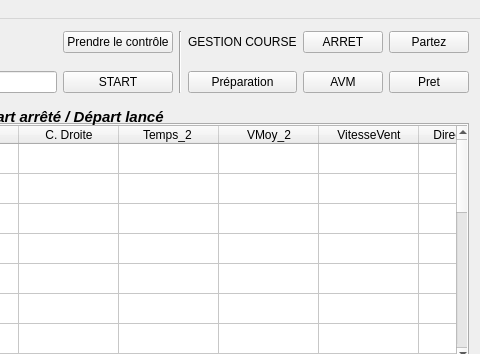
Above: cguisession.ui from PhASnBenoit/appPMV before the change; both pictures show x 312 to 792 and y 0 to 354 of the 792 by 459 pixel window. Below: the same form after it.
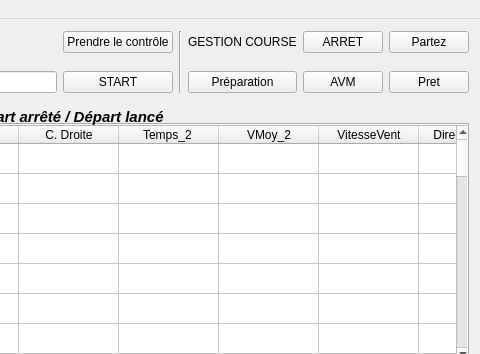
That is the form after the change. The open tabs and pages were chosen to show the change. Icons and pictures are not drawn.

The edit to the form file:
```diff
--- a/cguisession.ui
+++ b/cguisession.ui
@@ -681,6 +681,106 @@
         <string>20</string>
        </property>
       </row>
+      <row>
+       <property name="text">
+        <string>21</string>
+       </property>
+      </row>
+      <row>
+       <property name="text">
+        <string>22</string>
+       </property>
+      </row>
+      <row>
+       <property name="text">
+        <string>23</string>
+       </property>
+      </row>
+      <row>
+       <property name="text">
+        <string>24</string>
+       </property>
+      </row>
+      <row>
+       <property name="text">
+        <string>25</string>
+       </property>
+      </row>
+      <row>
+       <property name="text">
+        <string>26</string>
+       </property>
+      </row>
+      <row>
+       <property name="text">
+        <string>27</string>
+       </property>
+      </row>
+      <row>
+       <property name="text">
+        <string>28</string>
+       </property>
+      </row>
+      <row>
+       <property name="text">
+        <string>29</string>
+       </property>
+      </row>
+      <row>
+       <property name="text">
+        <string>30</string>
+       </property>
+      </row>
+      <row>
+       <property name="text">
+        <string>31</string>
+       </property>
+      </row>
+      <row>
+       <property name="text">
+        <string>32</string>
+       </property>
+      </row>
+      <row>
+       <property name="text">
+        <string>33</string>
+       </property>
+      </row>
+      <row>
+       <property name="text">
+        <string>34</string>
+       </property>
+      </row>
+      <row>
+       <property name="text">
+        <string>35</string>
+       </property>
+      </row>
+      <row>
+       <property name="text">
+        <string>36</string>
+       </property>
+      </row>
+      <row>
+       <property name="text">
+        <string>37</string>
+       </property>
+      </row>
+      <row>
+       <property name="text">
+        <string>38</string>
+       </property>
+      </row>
+      <row>
+       <property name="text">
+        <string>39</string>
+       </property>
+      </row>
+      <row>
+       <property name="text">
+        <string>40</string>
+       </property>
+      </row>
       <column>
        <property name="text">
         <string>C.Gauche</string>
```
Left out of the diff: 7 changed lines with no effect on the pictures.
